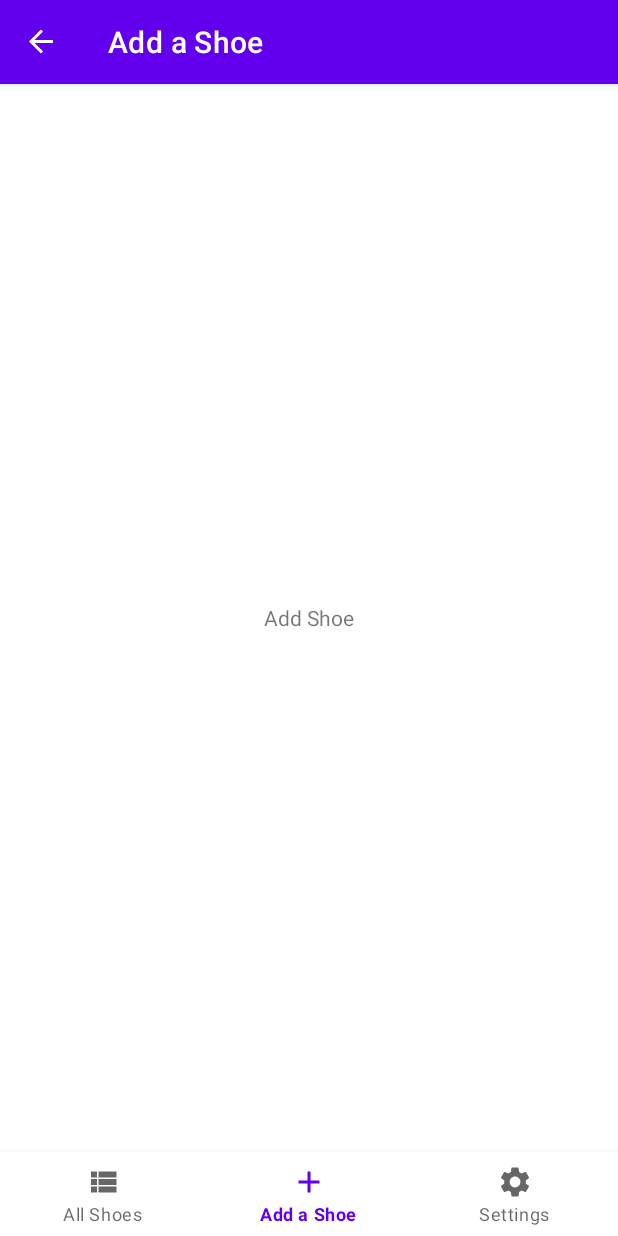
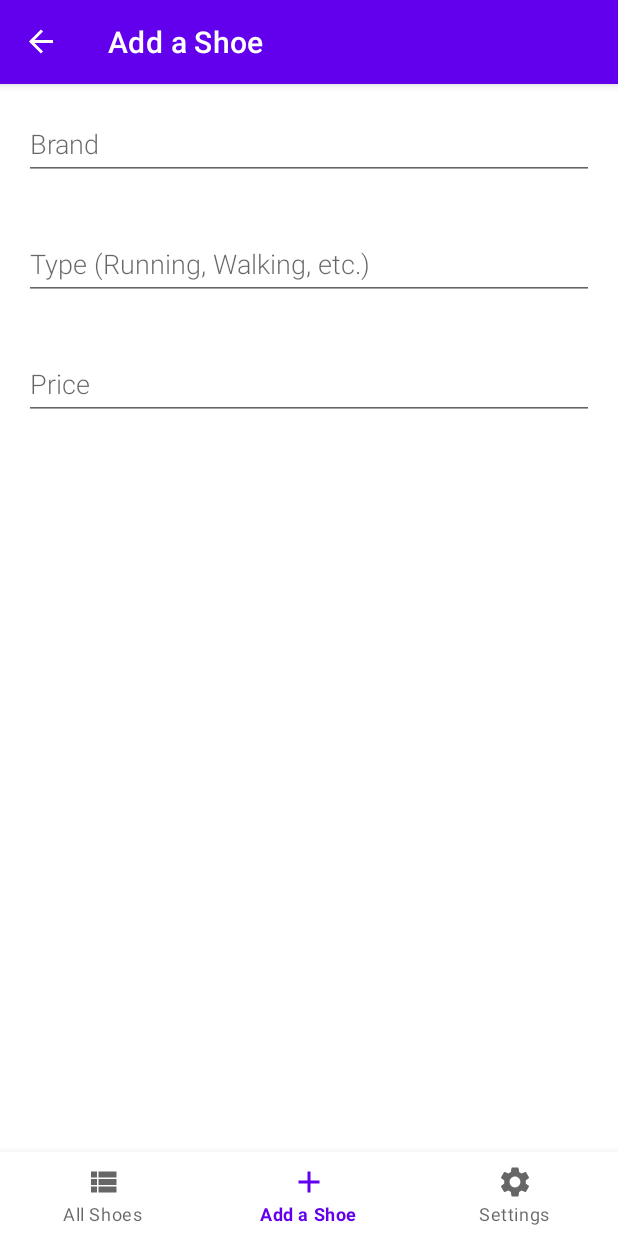
Before and after one commit to albenchris/shoe-inventory, an Android app: the AddShoeFragment screen opened through its navigation route, on a phone screen of 412 x 824 dp. Run offline under Robolectric (Android 15) with nearby library versions, the phone set to English and light mode, and no system bars; our stand-ins replace Room's generated code, navigation-ui.

Commit message:
initial layout for add_shoe_fragment

```diff
--- a/app/src/main/java/com/example/shoeinventorymanagement/data/Shoe.kt
+++ b/app/src/main/java/com/example/shoeinventorymanagement/data/Shoe.kt
@@ -6,6 +6,8 @@ import androidx.room.PrimaryKey
 
 @Entity(tableName = "shoe_table")
 data class Shoe(
+    // TODO: add more columns (such as color, size, in_stock, etc.)
+
     @PrimaryKey @ColumnInfo(name = "id") val id : String,
     @ColumnInfo(name = "brand") val brand : String,
     @ColumnInfo(name = "type") val type : String,
--- a/app/src/main/res/layout/add_shoe_fragment.xml
+++ b/app/src/main/res/layout/add_shoe_fragment.xml
@@ -5,11 +5,48 @@
     android:layout_height="match_parent"
     tools:context=".ui.shoes.add.AddShoeFragment">
 
-    <TextView
+    <LinearLayout
+        android:orientation="vertical"
         android:layout_width="match_parent"
-        android:layout_height="match_parent"
-        android:text="Add Shoe"
-        android:gravity="center"
+        android:layout_height="match_parent">
+
+    <EditText
+        android:id="@+id/edit_brand"
+        android:layout_width="match_parent"
+        android:layout_height="wrap_content"
+        android:minHeight="48dp"
+        android:fontFamily="sans-serif-light"
+        android:hint="Brand"
+        android:inputType="textAutoComplete"
+        android:layout_margin="16dp"
+        android:textSize="18sp"
         />
 
+    <EditText
+        android:id="@+id/edit_type"
+        android:layout_width="match_parent"
+        android:layout_height="wrap_content"
+        android:minHeight="48dp"
+        android:fontFamily="sans-serif-light"
+        android:hint="Type (Running, Walking, etc.)"
+        android:inputType="textAutoComplete"
+        android:layout_margin="16dp"
+        android:textSize="18sp"
+        />
+
+    <EditText
+        android:id="@+id/edit_price"
+        android:layout_width="match_parent"
+        android:layout_height="wrap_content"
+        android:minHeight="48dp"
+        android:fontFamily="sans-serif-light"
+        android:hint="Price"
+        android:inputType="numberDecimal"
+        android:layout_margin="16dp"
+        android:textSize="18sp"
+        />
+
+    </LinearLayout>
+
+
 </FrameLayout>
```
Also changed, not shown: app/src/main/java/com/example/shoeinventorymanagement/data/ShoeRoomDatabase.kt (line endings or trailing spaces).
